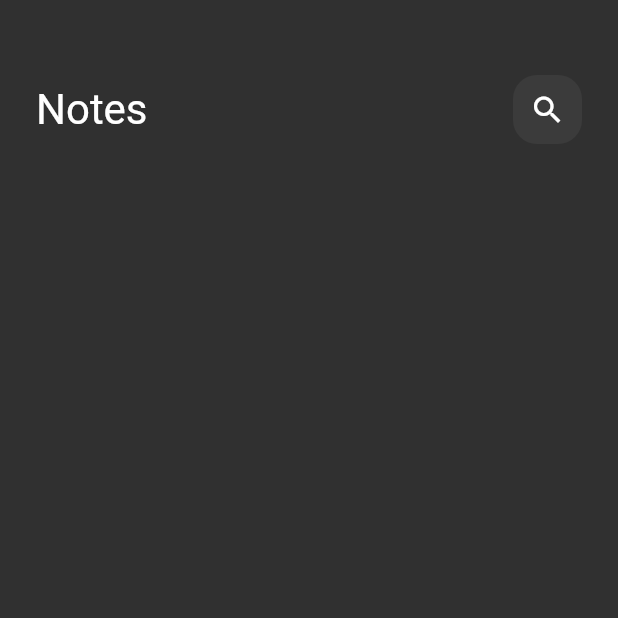
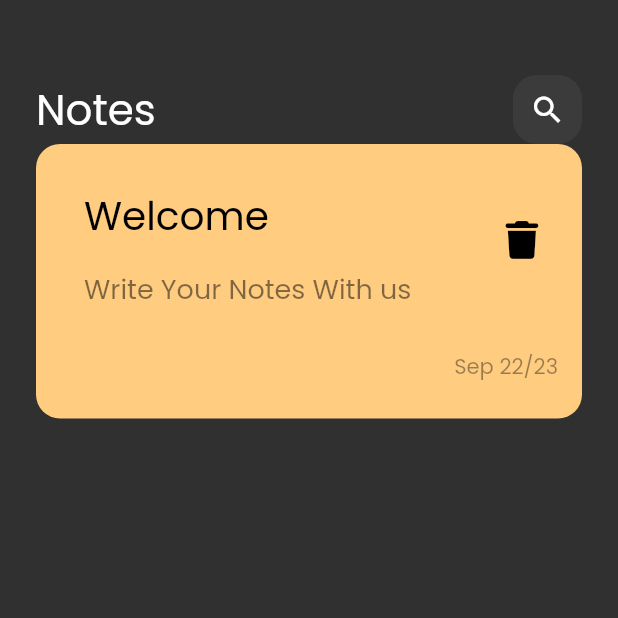
Before and after one commit to abdelrahmankareem/Notes_app, a Flutter app: the screen it shows after launch, on a phone screen of 412 x 824 dp, the top half of it. Run offline on Flutter 3.47's test engine with Material 2 defaults, Android fonts, the phone set to English and light mode, and no system bars; our stand-ins replace font_awesome_flutter.

Commit message:
custom note item

```diff
--- /dev/null
+++ b/lib/Views/Widgets/custom_note_item.dart
@@ -0,0 +1,50 @@
+import 'package:flutter/material.dart';
+import 'package:font_awesome_flutter/font_awesome_flutter.dart';
+
+class NoteItem extends StatelessWidget {
+  const NoteItem({super.key});
+
+  @override
+  Widget build(BuildContext context) {
+    return Container(
+      padding: const EdgeInsets.only(
+        left: 16,
+        bottom: 24,
+        top: 24,
+      ),
+      decoration: BoxDecoration(
+        color: const Color(0xffffcc80),
+        borderRadius: BorderRadius.circular(16),
+      ),
+      child: Column(crossAxisAlignment: CrossAxisAlignment.end, children: [
+        ListTile(
+          title: const Text(
+            "Welcome ",
+            style: TextStyle(color: Colors.black, fontSize: 26),
+          ),
+          subtitle: Padding(
+            padding: const EdgeInsets.only(top: 16),
+            child: Text("Write Your Notes With us ",
+                style: TextStyle(
+                    color: Colors.black.withOpacity(.5), fontSize: 18)),
+          ),
+          trailing: IconButton(
+              onPressed: () {},
+              icon: const Icon(
+                FontAwesomeIcons.trash,
+                color: Colors.black,
+                size: 25,
+              )),
+        ),
+        Padding(
+          padding: const EdgeInsets.only(
+            right: 16,
+            top: 24,
+          ),
+          child: Text("Sep 22/23",
+              style: TextStyle(color: Colors.black.withOpacity(.4))),
+        )
+      ]),
+    );
+  }
+}
--- a/lib/Views/Widgets/note_view_body.dart
+++ b/lib/Views/Widgets/note_view_body.dart
@@ -1,5 +1,7 @@
 import 'package:flutter/material.dart';
+
 import 'package:notes/Views/Widgets/custom_app_bar.dart';
+import 'package:notes/Views/Widgets/custom_note_item.dart';
 
 class NotesViewBody extends StatelessWidget {
   const NotesViewBody({super.key});
@@ -13,7 +15,8 @@ class NotesViewBody extends StatelessWidget {
           SizedBox(
             height: 50,
           ),
-          CustomAppBar()
+          CustomAppBar(),
+          NoteItem()
         ],
       ),
     );
--- a/lib/main.dart
+++ b/lib/main.dart
@@ -11,7 +11,7 @@ class NotesApp extends StatelessWidget {
   @override
   Widget build(BuildContext context) {
     return MaterialApp(
-      theme: ThemeData(brightness: Brightness.dark),
+      theme: ThemeData(brightness: Brightness.dark, fontFamily: "Poppins"),
       home: const NotesView(),
     );
   }
```
Also changed, not shown: pubspec.yaml (+6 -11 lines), assets/fonts/Poppins-Regular.ttf (added), pubspec.lock.
